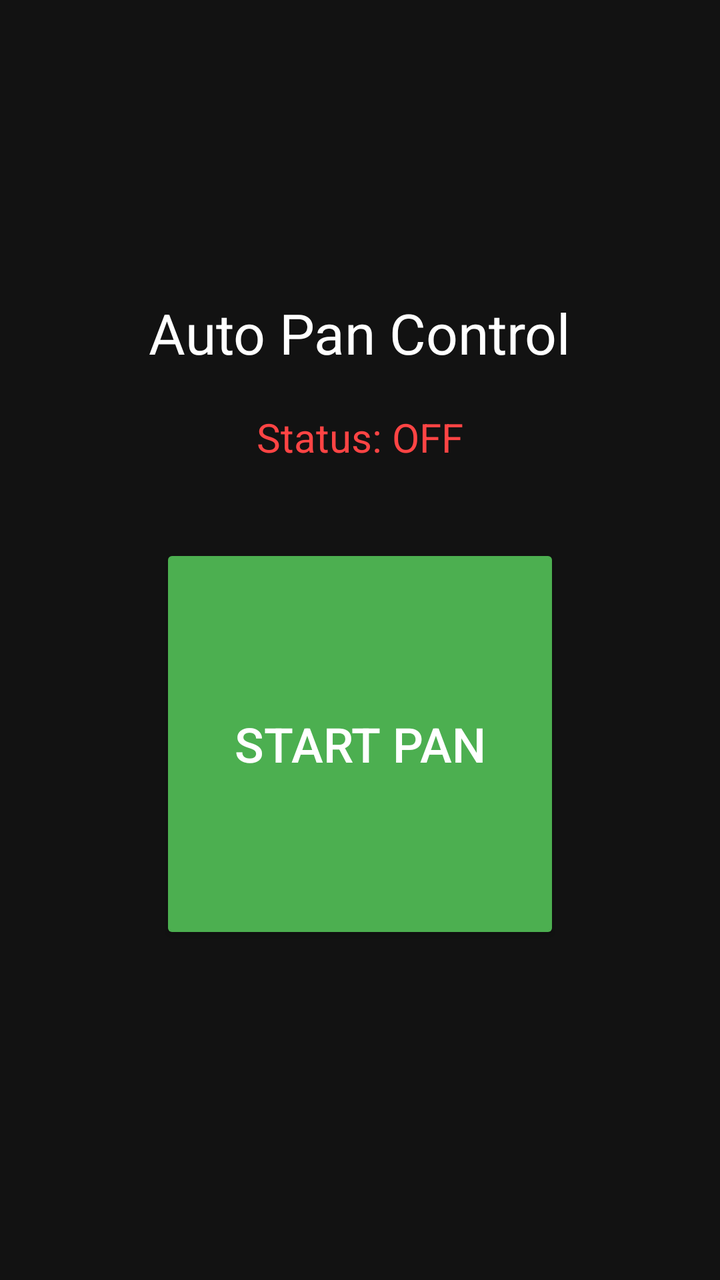
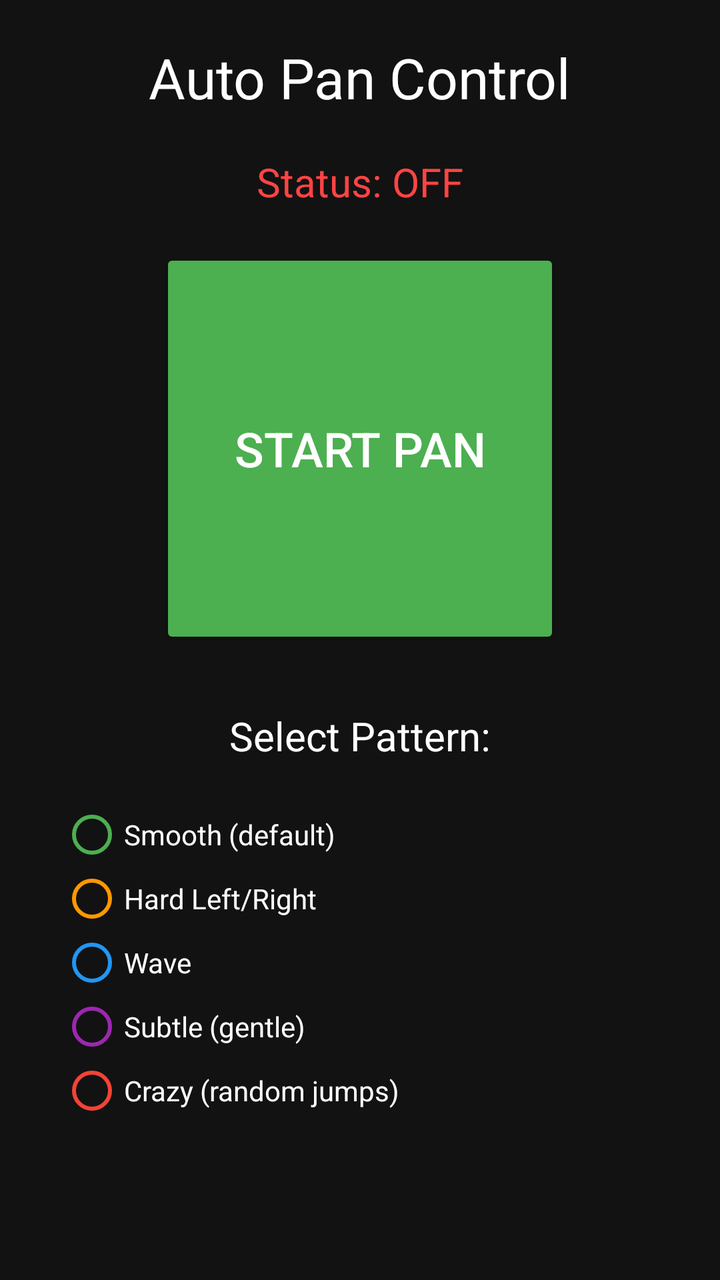

The first picture is an Android layout as it rendered before a commit; the second is the same layout after the commit. The layout source and the unified diff follow.
<!-- AndroidManifest.xml: application theme Theme.AppCompat -->
<!-- res/layout/activity_main.xml -->
<?xml version="1.0" encoding="utf-8"?>
<LinearLayout xmlns:android="http://schemas.android.com/apk/res/android"
    android:layout_width="match_parent"
    android:layout_height="match_parent"
    android:orientation="vertical"
    android:gravity="center"
    android:padding="20dp"
    android:background="#121212">
    
    <TextView
        android:id="@+id/titleText"
        android:layout_width="wrap_content"
        android:layout_height="wrap_content"
        android:text="Auto Pan Control"
        android:textSize="28sp"
        android:textColor="#FFFFFF"
        android:layout_marginBottom="20dp"/>
    
    <TextView
        android:id="@+id/statusText"
        android:layout_width="wrap_content"
        android:layout_height="wrap_content"
        android:text="Status: OFF"
        android:textSize="20sp"
        android:textColor="#FF4444"
        android:layout_marginBottom="40dp"/>
    
    <Button
        android:id="@+id/toggleButton"
        android:layout_width="200dp"
        android:layout_height="200dp"
        android:text="START PAN"
        android:textSize="24sp"
        android:backgroundTint="#4CAF50"
        android:layout_marginBottom="20dp"/>
    
</LinearLayout>
<!-- resources referenced by this layout -->
<resources>

</resources>

<!-- the commit's change to res/layout/activity_main.xml (unified diff, before → after) -->
@@ -1,37 +1,99 @@
 <?xml version="1.0" encoding="utf-8"?>
-<LinearLayout xmlns:android="http://schemas.android.com/apk/res/android"
+<ScrollView xmlns:android="http://schemas.android.com/apk/res/android"
     android:layout_width="match_parent"
     android:layout_height="match_parent"
-    android:orientation="vertical"
-    android:gravity="center"
-    android:padding="20dp"
     android:background="#121212">
     
-    <TextView
-        android:id="@+id/titleText"
-        android:layout_width="wrap_content"
+    <LinearLayout
+        android:layout_width="match_parent"
         android:layout_height="wrap_content"
-        android:text="Auto Pan Control"
-        android:textSize="28sp"
-        android:textColor="#FFFFFF"
-        android:layout_marginBottom="20dp"/>
-    
-    <TextView
-        android:id="@+id/statusText"
-        android:layout_width="wrap_content"
-        android:layout_height="wrap_content"
-        android:text="Status: OFF"
-        android:textSize="20sp"
-        android:textColor="#FF4444"
-        android:layout_marginBottom="40dp"/>
-    
-    <Button
-        android:id="@+id/toggleButton"
-        android:layout_width="200dp"
-        android:layout_height="200dp"
-        android:text="START PAN"
-        android:textSize="24sp"
-        android:backgroundTint="#4CAF50"
-        android:layout_marginBottom="20dp"/>
-    
-</LinearLayout>
+        android:orientation="vertical"
+        android:gravity="center"
+        android:padding="20dp">
+        
+        <TextView
+            android:id="@+id/titleText"
+            android:layout_width="wrap_content"
+            android:layout_height="wrap_content"
+            android:text="Auto Pan Control"
+            android:textSize="28sp"
+            android:textColor="#FFFFFF"
+            android:layout_marginBottom="20dp"/>
+        
+        <TextView
+            android:id="@+id/statusText"
+            android:layout_width="wrap_content"
+            android:layout_height="wrap_content"
+            android:text="Status: OFF"
+            android:textSize="20sp"
+            android:textColor="#FF4444"
+            android:layout_marginBottom="20dp"/>
+        
+        <Button
+            android:id="@+id/toggleButton"
+            android:layout_width="200dp"
+            android:layout_height="200dp"
+            android:text="START PAN"
+            android:textSize="24sp"
+            android:backgroundTint="#4CAF50"
+            android:layout_marginBottom="30dp"/>
+        
+        <TextView
+            android:layout_width="wrap_content"
+            android:layout_height="wrap_content"
+            android:text="Select Pattern:"
+            android:textSize="20sp"
+            android:textColor="#FFFFFF"
+            android:layout_marginBottom="10dp"/>
+        
+        <RadioGroup
+            android:id="@+id/patternGroup"
+            android:layout_width="match_parent"
+            android:layout_height="wrap_content"
+            android:orientation="vertical"
+            android:padding="10dp">
+            
+            <RadioButton
+                android:id="@+id/radioSmooth"
+                android:layout_width="wrap_content"
+                android:layout_height="wrap_content"
+                android:text="Smooth (default)"
+                android:textColor="#FFFFFF"
+                android:buttonTint="#4CAF50"/>
+            
+            <RadioButton
+                android:id="@+id/radioHard"
+                android:layout_width="wrap_content"
+                android:layout_height="wrap_content"
+                android:text="Hard Left/Right"
+                android:textColor="#FFFFFF"
+                android:buttonTint="#FF9800"/>
+            
+            <RadioButton
+                android:id="@+id/radioWave"
+                android:layout_width="wrap_content"
+                android:layout_height="wrap_content"
+                android:text="Wave"
+                android:textColor="#FFFFFF"
+                android:buttonTint="#2196F3"/>
+            
+            <RadioButton
+                android:id="@+id/radioSubtle"
+                android:layout_width="wrap_content"
+                android:layout_height="wrap_content"
+                android:text="Subtle (gentle)"
+                android:textColor="#FFFFFF"
+                android:buttonTint="#9C27B0"/>
+            
+            <RadioButton
+                android:id="@+id/radioCrazy"
+                android:layout_width="wrap_content"
+                android:layout_height="wrap_content"
+                android:text="Crazy (random jumps)"
+                android:textColor="#FFFFFF"
+                android:buttonTint="#F44336"/>
+            
+        </RadioGroup>
+        
+    </LinearLayout>
+</ScrollView>
